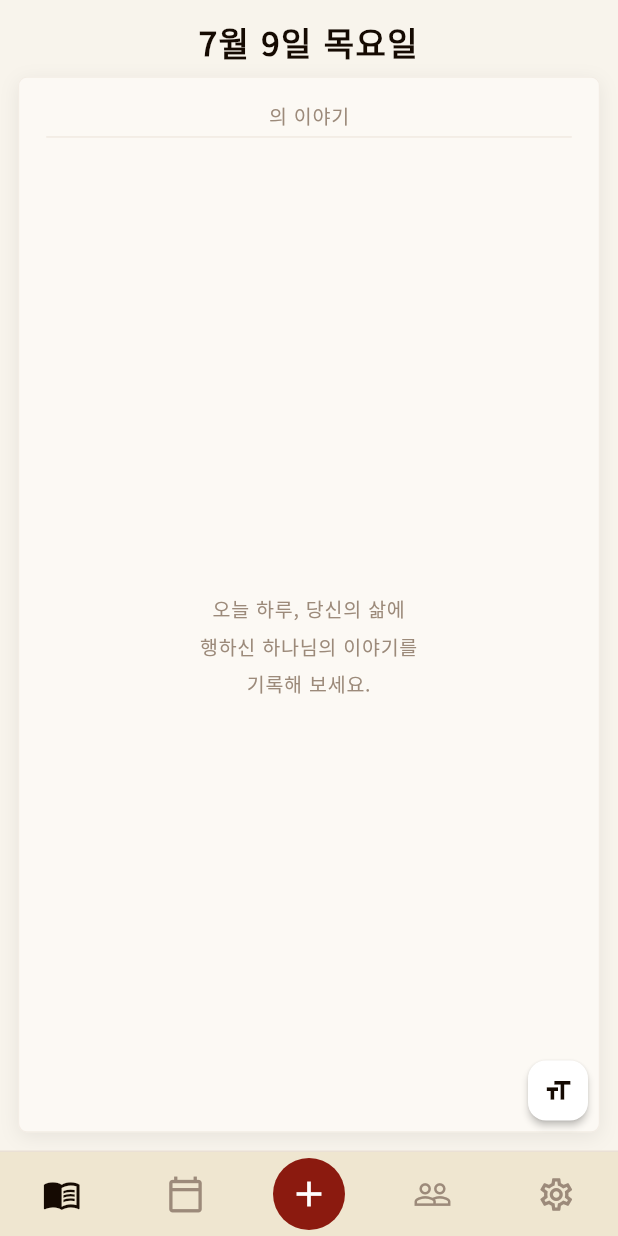
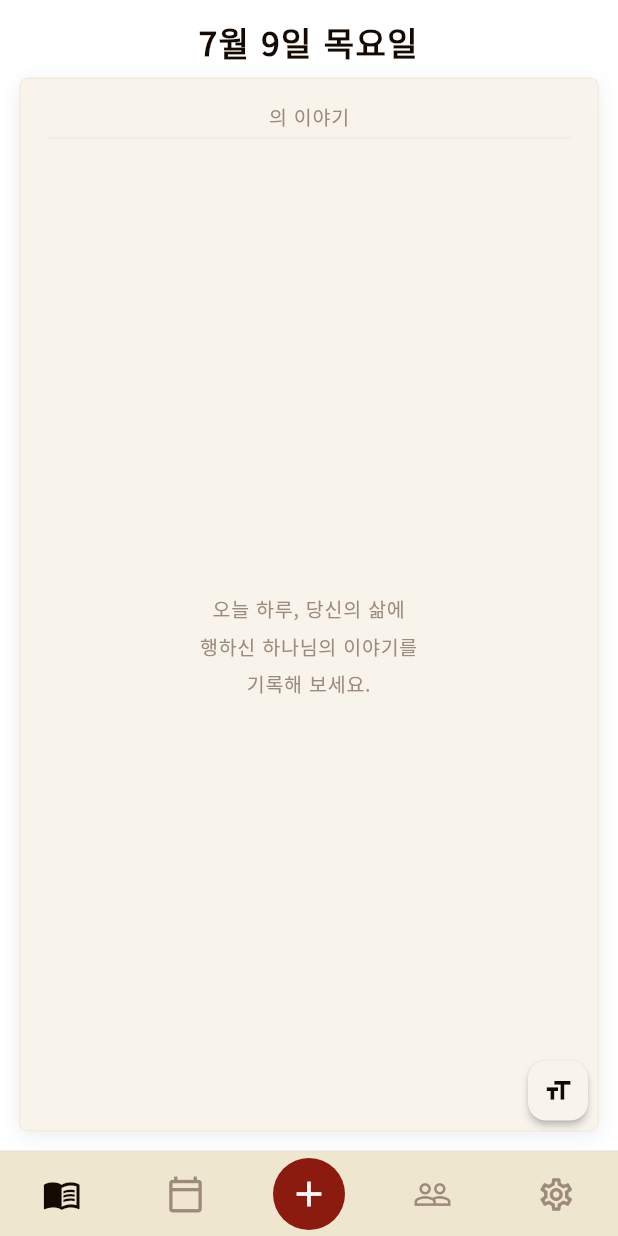
Before and after one commit to shjoungdkfus/pray-story, a Flutter app: the screen it shows once a user with an empty profile is signed in, on a phone screen of 412 x 824 dp. Run offline on Flutter 3.47's test engine with Material 3 defaults, Android fonts, the phone set to English and light mode, and no system bars; our stand-ins replace flutter_local_notifications, flutter_riverpod, google_fonts, google_sign_in, share_plus, shared_preferences and 2 more; accounts and stored records are empty.

Commit message:
feat(ui): 라이트 모드 배경/카드 색상 반전
배경을 흰색, 페이지·카드(달력 등)를 크림색(#F8F4EC)으로 반전해 더
가볍고 깔끔한 톤으로 조정. 다크 모드는 변경 없음. 홈 화면 페이지
카드 여백도 미세 조정.

```diff
--- a/lib/core/constants/app_colors.dart
+++ b/lib/core/constants/app_colors.dart
@@ -6,10 +6,10 @@ class AppColors {
   static void setMode(bool isDark) => _isDark = isDark;
   static bool get isDark => _isDark;
 
-  // Light: Warm Scripture(A) 크림 / Dark: Midnight Devotion(B) 깊은 미드나잇
-  static Color get paper       => _isDark ? const Color(0xFF0D1117) : const Color(0xFFF8F4EC);
-  static Color get background  => _isDark ? const Color(0xFF0D1117) : const Color(0xFFF8F4EC);
-  static Color get card        => _isDark ? const Color(0xFF161B22) : const Color(0xFFFFFFFF);
+  // Light: 배경 흰색 / 페이지·카드 크림(종이색) / Dark: Midnight Devotion(B) 깊은 미드나잇
+  static Color get paper       => _isDark ? const Color(0xFF0D1117) : const Color(0xFFFFFFFF);
+  static Color get background  => _isDark ? const Color(0xFF0D1117) : const Color(0xFFFFFFFF);
+  static Color get card        => _isDark ? const Color(0xFF161B22) : const Color(0xFFF8F4EC);
   static Color get searchBar   => _isDark ? const Color(0xFF161B22) : const Color(0xFFFFFFFF);
   static Color get bottomBar   => _isDark ? const Color(0xFF161B22) : const Color(0xFFEFE6D0);
   static Color get textPrimary => _isDark ? const Color(0xFFE6EDF3) : const Color(0xFF150A02);
--- a/lib/screens/home/home_screen.dart
+++ b/lib/screens/home/home_screen.dart
@@ -96,12 +96,12 @@ class HomeScreen extends ConsumerWidget {
             ),
             Expanded(
               child: Padding(
-                padding: const EdgeInsets.fromLTRB(12, 0, 12, 12),
+                padding: const EdgeInsets.fromLTRB(12.75, 0.75, 12.75, 12.75),
                 child: Container(
                   decoration: BoxDecoration(
                     color: AppColors.isDark
                         ? const Color(0xFFF0DCC8)
-                        : const Color(0xFFFCF9F4),
+                        : const Color(0xFFF8F4EC),
                     borderRadius: BorderRadius.circular(6),
                     border: Border.all(
                       color: AppColors.divider.withValues(alpha: 0.5),
```
